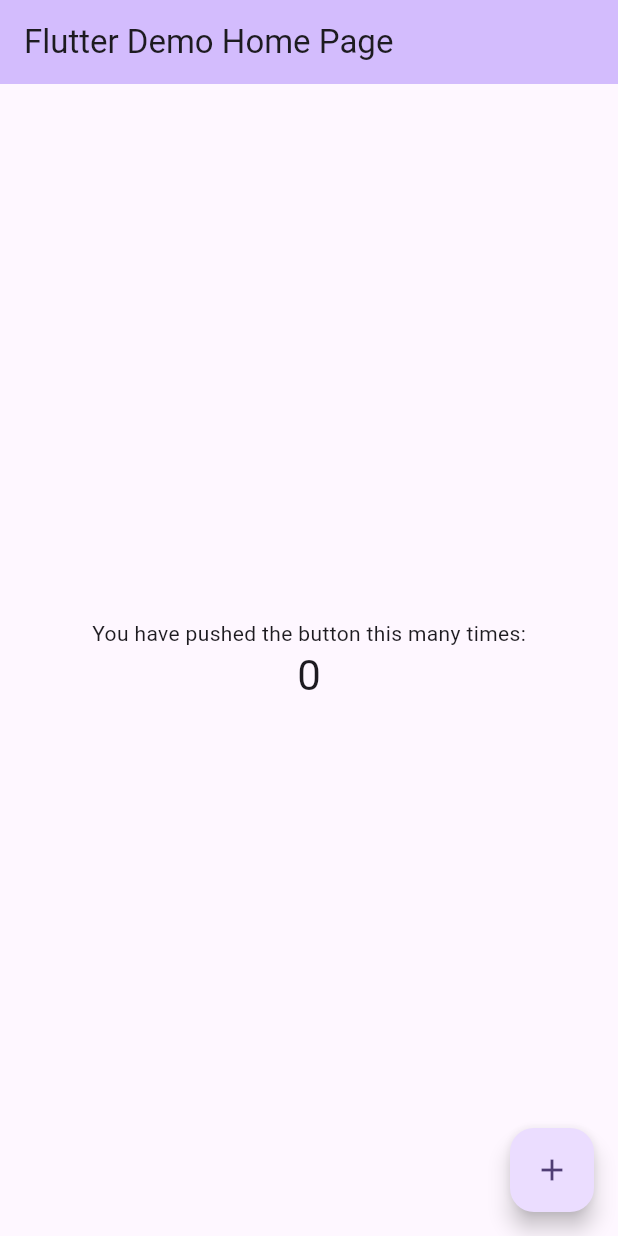
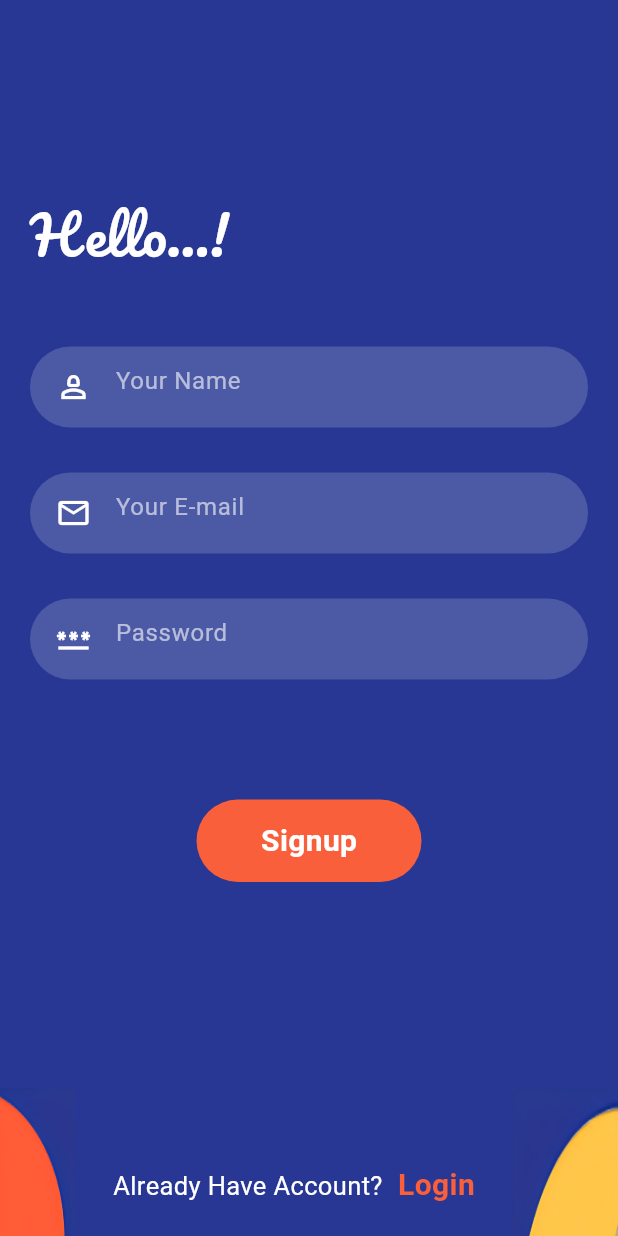
Before and after one commit to bimbimzzz/flutter_firebase, a Flutter app: the screen it shows after launch, on a phone screen of 412 x 824 dp. Run offline on Flutter 3.47's test engine with Material 2 defaults, Android fonts, the phone set to English and light mode, and no system bars; our stand-ins replace firebase_auth, firebase_core; accounts and stored records are empty.

```diff
--- a/lib/main.dart
+++ b/lib/main.dart
@@ -1,55 +1,34 @@
 import 'package:firebase_core/firebase_core.dart';
 import 'package:flutter/material.dart';
+import 'package:flutter_firebase/firebase_options.dart';
+import 'package:flutter_firebase/pages/sign.dart';
 
 void main() async {
   WidgetsFlutterBinding.ensureInitialized();
-  await Firebase.initializeApp();
+  await Firebase.initializeApp(
+    options: DefaultFirebaseOptions.currentPlatform,
+  );
   runApp(const MyApp());
 }
 
 class MyApp extends StatelessWidget {
   const MyApp({super.key});
 
-  // This widget is the root of your application.
   @override
   Widget build(BuildContext context) {
     return MaterialApp(
       title: 'Flutter Demo',
       theme: ThemeData(
-        // This is the theme of your application.
-        //
-        // TRY THIS: Try running your application with "flutter run". You'll see
-        // the application has a blue toolbar. Then, without quitting the app,
-        // try changing the seedColor in the colorScheme below to Colors.green
-        // and then invoke "hot reload" (save your changes or press the "hot
-        // reload" button in a Flutter-supported IDE, or press "r" if you used
-        // the command line to start the app).
-        //
-        // Notice that the counter didn't reset back to zero; the application
-        // state is not lost during the reload. To reset the state, use hot
-        // restart instead.
-        //
-        // This works for code too, not just values: Most code changes can be
-        // tested with just a hot reload.
         colorScheme: ColorScheme.fromSeed(seedColor: Colors.deepPurple),
         useMaterial3: true,
       ),
-      home: const MyHomePage(title: 'Flutter Demo Home Page'),
+      home: const SignUp(),
     );
   }
 }
 
 class MyHomePage extends StatefulWidget {
   const MyHomePage({super.key, required this.title});
-
-  // This widget is the home page of your application. It is stateful, meaning
-  // that it has a State object (defined below) that contains fields that affect
-  // how it looks.
-
-  // This class is the configuration for the state. It holds the values (in this
-  // case the title) provided by the parent (in this case the App widget) and
-  // used by the build method of the State. Fields in a Widget subclass are
-  // always marked "final".
 
   final String title;
 
@@ -62,50 +41,19 @@ class _MyHomePageState extends State<MyHomePage> {
 
   void _incrementCounter() {
     setState(() {
-      // This call to setState tells the Flutter framework that something has
-      // changed in this State, which causes it to rerun the build method below
-      // so that the display can reflect the updated values. If we changed
-      // _counter without calling setState(), then the build method would not be
-      // called again, and so nothing would appear to happen.
       _counter++;
     });
   }
 
   @override
   Widget build(BuildContext context) {
-    // This method is rerun every time setState is called, for instance as done
-    // by the _incrementCounter method above.
-    //
-    // The Flutter framework has been optimized to make rerunning build methods
-    // fast, so that you can just rebuild anything that needs updating rather
-    // than having to individually change instances of widgets.
     return Scaffold(
       appBar: AppBar(
-        // TRY THIS: Try changing the color here to a specific color (to
-        // Colors.amber, perhaps?) and trigger a hot reload to see the AppBar
-        // change color while the other colors stay the same.
         backgroundColor: Theme.of(context).colorScheme.inversePrimary,
-        // Here we take the value from the MyHomePage object that was created by
-        // the App.build method, and use it to set our appbar title.
         title: Text(widget.title),
       ),
       body: Center(
-        // Center is a layout widget. It takes a single child and positions it
-        // in the middle of the parent.
         child: Column(
-          // Column is also a layout widget. It takes a list of children and
-          // arranges them vertically. By default, it sizes itself to fit its
-          // children horizontally, and tries to be as tall as its parent.
-          //
-          // Column has various properties to control how it sizes itself and
-          // how it positions its children. Here we use mainAxisAlignment to
-          // center the children vertically; the main axis here is the vertical
-          // axis because Columns are vertical (the cross axis would be
-          // horizontal).
-          //
-          // TRY THIS: Invoke "debug painting" (choose the "Toggle Debug Paint"
-          // action in the IDE, or press "p" in the console), to see the
-          // wireframe for each widget.
           mainAxisAlignment: MainAxisAlignment.center,
           children: <Widget>[
             const Text(
@@ -122,7 +70,7 @@ class _MyHomePageState extends State<MyHomePage> {
         onPressed: _incrementCounter,
         tooltip: 'Increment',
         child: const Icon(Icons.add),
-      ), // This trailing comma makes auto-formatting nicer for build methods.
+      ),
     );
   }
 }
--- /dev/null
+++ b/lib/pages/sign.dart
@@ -0,0 +1,248 @@
+import 'package:flutter/material.dart';
+import 'package:firebase_auth/firebase_auth.dart';
+import 'package:flutter_firebase/pages/home.dart';
+import 'package:flutter_firebase/pages/login.dart';
+
+class SignUp extends StatefulWidget {
+  const SignUp({super.key});
+
+  @override
+  State<SignUp> createState() => _SignUpState();
+}
+
+class _SignUpState extends State<SignUp> {
+  String email = "", password = "", name = "";
+  TextEditingController namecontroller = TextEditingController();
+  TextEditingController passwordcontroller = TextEditingController();
+  TextEditingController mailcontroller = TextEditingController();
+
+  final _formkey = GlobalKey<FormState>();
+
+  registration() async {
+    if (password != null) {
+      try {
+        UserCredential userCredential = await FirebaseAuth.instance
+            .createUserWithEmailAndPassword(email: email, password: password);
+        ScaffoldMessenger.of(context).showSnackBar(const SnackBar(
+            backgroundColor: Colors.redAccent,
+            content: Text(
+              "Registered Successfully",
+              style: TextStyle(fontSize: 20.0),
+            )));
+        // ignore: use_build_context_synchronously
+        Navigator.push(
+            context, MaterialPageRoute(builder: (context) => const LogIn()));
+      } on FirebaseAuthException catch (e) {
+        if (e.code == 'weak-password') {
+          ScaffoldMessenger.of(context).showSnackBar(const SnackBar(
+              backgroundColor: Colors.orangeAccent,
+              content: Text(
+                "Password Provided is too Weak",
+                style: TextStyle(fontSize: 18.0),
+              )));
+        } else if (e.code == "email-already-in-use") {
+          ScaffoldMessenger.of(context).showSnackBar(const SnackBar(
+              backgroundColor: Colors.orangeAccent,
+              content: Text(
+                "Account Already exists",
+                style: TextStyle(fontSize: 18.0),
+              )));
+        }
+      }
+    }
+  }
+
+  @override
+  Widget build(BuildContext context) {
+    return Scaffold(
+      backgroundColor: const Color(0xFF283793),
+      body: SingleChildScrollView(
+        child: SizedBox(
+          child: Form(
+            key: _formkey,
+            child: Column(
+              children: [
+                Container(
+                  margin: const EdgeInsets.only(
+                      top: 130.0, left: 20.0, right: 20.0),
+                  child: Column(
+                    crossAxisAlignment: CrossAxisAlignment.start,
+                    children: [
+                      const Text(
+                        "Hello...!",
+                        style: TextStyle(
+                            color: Colors.white,
+                            fontSize: 36.0,
+                            fontFamily: 'Pacifico'),
+                      ),
+                      const SizedBox(
+                        height: 50.0,
+                      ),
+                      Container(
+                        padding: const EdgeInsets.symmetric(
+                            vertical: 3.0, horizontal: 5.0),
+                        decoration: BoxDecoration(
+                            color: const Color(0xFF4c59a5),
+                            borderRadius: BorderRadius.circular(30)),
+                        child: TextFormField(
+                          controller: namecontroller,
+                          validator: (value) {
+                            if (value == null || value.isEmpty) {
+                              return 'Please Enter Name';
+                            }
+                            return null;
+                          },
+                          decoration: const InputDecoration(
+                              border: InputBorder.none,
+                              prefixIcon: Icon(
+                                Icons.person_2_outlined,
+                                color: Colors.white,
+                              ),
+                              hintText: 'Your Name',
+                              hintStyle: TextStyle(color: Colors.white60)),
+                          style: const TextStyle(color: Colors.white),
+                        ),
+                      ),
+                      const SizedBox(
+                        height: 30.0,
+                      ),
+                      Container(
+                        padding: const EdgeInsets.symmetric(
+                            vertical: 3.0, horizontal: 5.0),
+                        decoration: BoxDecoration(
+                            color: const Color(0xFF4c59a5),
+                            borderRadius: BorderRadius.circular(30)),
+                        child: TextFormField(
+                          controller: mailcontroller,
+                          validator: (value) {
+                            if (value == null || value.isEmpty) {
+                              return 'Please Enter E-mail';
+                            }
+                            return null;
+                          },
+                          decoration: const InputDecoration(
+                              border: InputBorder.none,
+                              prefixIcon: Icon(
+                                Icons.email_outlined,
+                                color: Colors.white,
+                              ),
+                              hintText: 'Your E-mail',
+                              hintStyle: TextStyle(color: Colors.white60)),
+                          style: const TextStyle(color: Colors.white),
+                        ),
+                      ),
+                      const SizedBox(
+                        height: 30.0,
+                      ),
+                      Container(
+                        padding: const EdgeInsets.symmetric(
+                            vertical: 3.0, horizontal: 5.0),
+                        decoration: BoxDecoration(
+                            color: const Color(0xFF4c59a5),
+                            borderRadius: BorderRadius.circular(30)),
+                        child: TextFormField(
+                          obscureText: true,
+                          controller: passwordcontroller,
+                          validator: (value) {
+                            if (value == null || value.isEmpty) {
+                              return 'Please Enter Password';
+                            }
+                            return null;
+                          },
+                          decoration: const InputDecoration(
+                              border: InputBorder.none,
+                              prefixIcon: Icon(
+                                Icons.password_outlined,
+                                color: Colors.white,
+                              ),
+                              hintText: 'Password',
+                              hintStyle: TextStyle(color: Colors.white60)),
+                          style: const TextStyle(color: Colors.white),
+                        ),
+                      ),
+                      const SizedBox(
+                        height: 80.0,
+                      ),
+                      GestureDetector(
+                        onTap: () async {
+                          if (_formkey.currentState!.validate()) {
+                            setState(() {
+                              email = mailcontroller.text;
+                              name = namecontroller.text;
+                              password = passwordcontroller.text;
+                            });
+                          }
+                          registration();
+                        },
+                        child: Center(
+                          child: Container(
+                            width: 150,
+                            height: 55,
+                            padding: const EdgeInsets.all(10),
+                            decoration: BoxDecoration(
+                                color: const Color(0xFFf95f3b),
+                                borderRadius: BorderRadius.circular(30)),
+                            child: const Center(
+                                child: Text(
+                              "Signup",
+                              style: TextStyle(
+                                  color: Colors.white,
+                                  fontSize: 20.0,
+                                  fontWeight: FontWeight.bold),
+                            )),
+                          ),
+                        ),
+                      ),
+                    ],
+                  ),
+                ),
+                SizedBox(
+                  height: MediaQuery.of(context).size.height / 6,
+                ),
+                Row(
+                  children: [
+                    Image.asset(
+                      "images/redoval.png",
+                      height: 130,
+                      width: 50,
+                      fit: BoxFit.fill,
+                    ),
+                    const Spacer(),
+                    const Text(
+                      "Already Have Account?",
+                      style: TextStyle(color: Colors.white, fontSize: 17.0),
+                    ),
+                    const SizedBox(
+                      width: 5.0,
+                    ),
+                    GestureDetector(
+                        onTap: () {
+                          Navigator.push(
+                              context,
+                              MaterialPageRoute(
+                                  builder: (context) => const LogIn()));
+                        },
+                        child: const Text(
+                          " Login",
+                          style: TextStyle(
+                              color: Color(0xFFf95f3b),
+                              fontSize: 20.0,
+                              fontWeight: FontWeight.bold),
+                        )),
+                    const Spacer(),
+                    Image.asset(
+                      "images/design.png",
+                      height: 130,
+                      width: 70,
+                      fit: BoxFit.fill,
+                    ),
+                  ],
+                )
+              ],
+            ),
+          ),
+        ),
+      ),
+    );
+  }
+}
```
Also changed, not shown: lib/pages/home.dart (added, +20 -0 lines), lib/pages/login.dart (added, +214 -0 lines), pubspec.yaml (+7 -6 lines), fonts/Pacifico-Regular.ttf (added), fonts/playfire.ttf (added), images/above1.png (added), images/club1.jpg (added), images/design.png (added), images/redoval.png (added), pubspec.lock, 4 other files.
